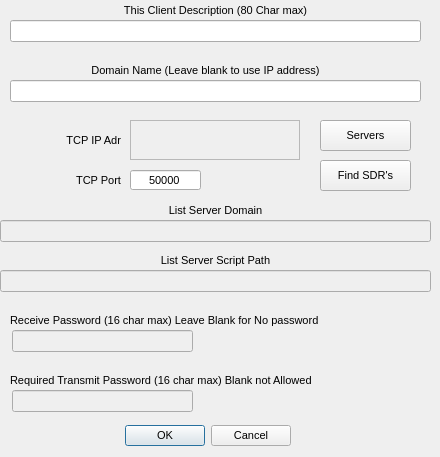
The window that nanoforms/editnetdlg.ui (csete/remotesdrclient-ns) describes before a commit, drawn with Qt 5.
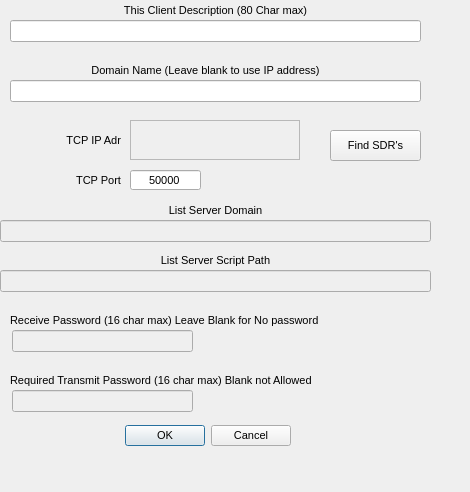
The same window after the commit. Custom widgets are drawn as their Qt base class.

Commit message: Remove static server list

The edit to the form file:
```diff
--- a/nanoforms/editnetdlg.ui
+++ b/nanoforms/editnetdlg.ui
@@ -6,8 +6,8 @@
    <rect>
     <x>0</x>
     <y>0</y>
-    <width>440</width>
-    <height>457</height>
+    <width>470</width>
+    <height>492</height>
    </rect>
   </property>
   <property name="minimumSize">
@@ -308,8 +308,8 @@
   <widget class="QPushButton" name="pushButtonFind">
    <property name="geometry">
     <rect>
-     <x>320</x>
-     <y>160</y>
+     <x>330</x>
+     <y>130</y>
      <width>91</width>
      <height>31</height>
     </rect>
@@ -462,28 +462,6 @@
     <set>Qt::AlignCenter</set>
    </property>
   </widget>
-  <widget class="QPushButton" name="pushButtonList">
-   <property name="geometry">
-    <rect>
-     <x>320</x>
-     <y>120</y>
-     <width>91</width>
-     <height>31</height>
-    </rect>
-   </property>
-   <property name="focusPolicy">
-    <enum>Qt::NoFocus</enum>
-   </property>
-   <property name="toolTip">
-    <string>List nanosdr servers</string>
-   </property>
-   <property name="text">
-    <string>Servers</string>
-   </property>
-   <property name="flat">
-    <bool>false</bool>
-   </property>
-  </widget>
  </widget>
  <customwidgets>
   <customwidget>
```
Left out of the diff: 16 changed lines with no effect on the pictures. The commit also changes 2 other files.
